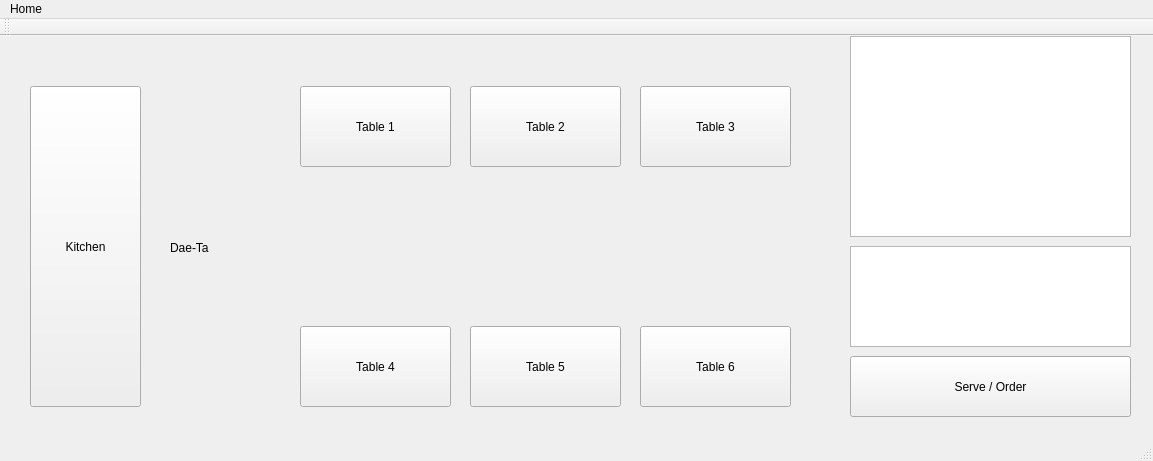
Old version of the form home.ui in the repository cinxdy/Dae-Ta.
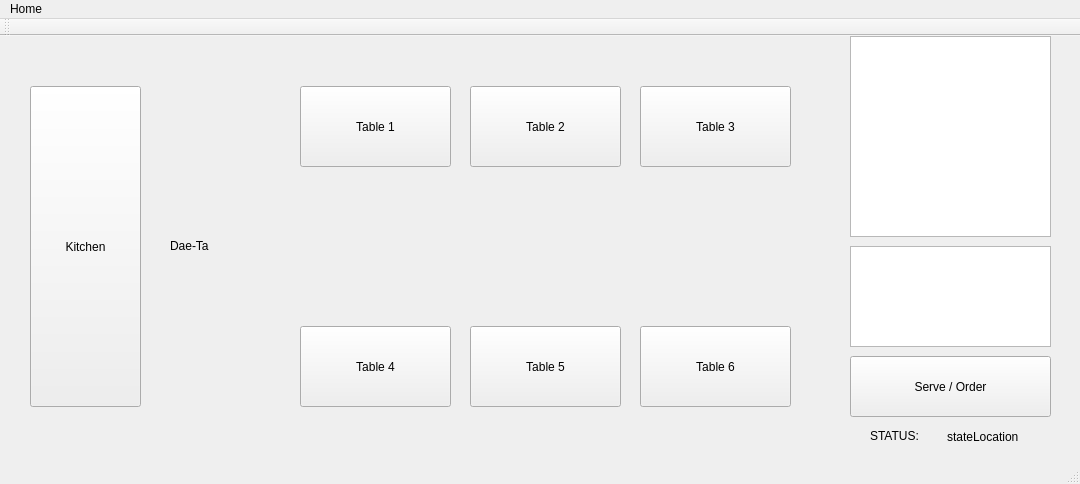
New version of the form.

Patch:
```diff
--- a/home.ui
+++ b/home.ui
@@ -6,8 +6,8 @@
    <rect>
     <x>0</x>
     <y>0</y>
-    <width>1153</width>
-    <height>461</height>
+    <width>1080</width>
+    <height>484</height>
    </rect>
   </property>
   <property name="windowTitle">
@@ -110,7 +110,7 @@
      <rect>
       <x>850</x>
       <y>0</y>
-      <width>281</width>
+      <width>201</width>
       <height>201</height>
      </rect>
     </property>
@@ -120,7 +120,7 @@
      <rect>
       <x>850</x>
       <y>210</y>
-      <width>281</width>
+      <width>201</width>
       <height>101</height>
      </rect>
     </property>
@@ -130,7 +130,7 @@
      <rect>
       <x>850</x>
       <y>320</y>
-      <width>281</width>
+      <width>201</width>
       <height>61</height>
      </rect>
     </property>
@@ -142,22 +142,48 @@
     <property name="geometry">
      <rect>
       <x>170</x>
-      <y>200</y>
-      <width>73</width>
-      <height>23</height>
+      <y>170</y>
+      <width>80</width>
+      <height>80</height>
      </rect>
     </property>
     <property name="text">
      <string>Dae-Ta</string>
     </property>
    </widget>
+   <widget class="QLabel" name="lbstateLocation">
+    <property name="geometry">
+     <rect>
+      <x>947</x>
+      <y>390</y>
+      <width>101</width>
+      <height>22</height>
+     </rect>
+    </property>
+    <property name="text">
+     <string>stateLocation</string>
+    </property>
+   </widget>
+   <widget class="QLabel" name="label">
+    <property name="geometry">
+     <rect>
+      <x>870</x>
+      <y>390</y>
+      <width>68</width>
+      <height>20</height>
+     </rect>
+    </property>
+    <property name="text">
+     <string>STATUS:</string>
+    </property>
+   </widget>
   </widget>
   <widget class="QMenuBar" name="menuBar">
    <property name="geometry">
     <rect>
      <x>0</x>
      <y>0</y>
-     <width>1153</width>
+     <width>1080</width>
      <height>28</height>
     </rect>
    </property>
```
